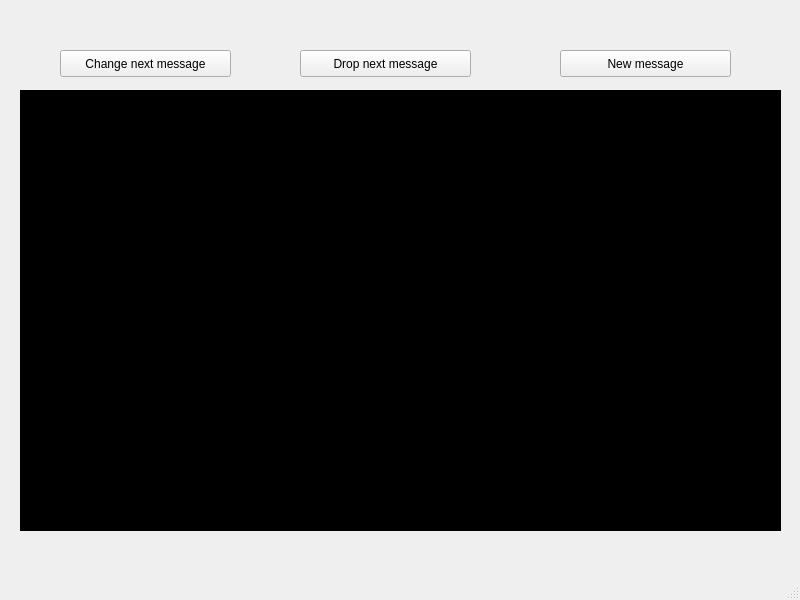
First picture: the form in HoneyPipe/netsoul.ui, repository anat/HoneyPipe, before the edit.
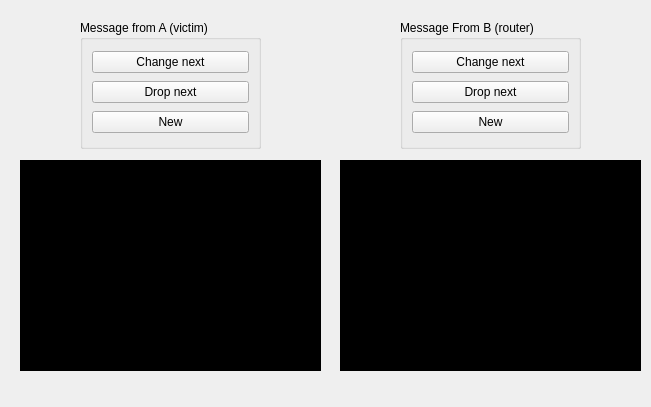
Second picture: the form after the edit.

```diff
--- a/HoneyPipe/netsoul.ui
+++ b/HoneyPipe/netsoul.ui
@@ -6,8 +6,8 @@
    <rect>
     <x>0</x>
     <y>0</y>
-    <width>800</width>
-    <height>600</height>
+    <width>651</width>
+    <height>407</height>
    </rect>
   </property>
   <property name="windowTitle">
@@ -17,13 +17,13 @@
    <bool>false</bool>
   </property>
   <widget class="QWidget" name="centralwidget">
-   <widget class="QPlainTextEdit" name="activity">
+   <widget class="QPlainTextEdit" name="activityA">
     <property name="geometry">
      <rect>
       <x>20</x>
-      <y>90</y>
-      <width>761</width>
-      <height>441</height>
+      <y>160</y>
+      <width>301</width>
+      <height>211</height>
      </rect>
     </property>
     <property name="font">
@@ -44,57 +44,106 @@
      <bool>false</bool>
     </property>
    </widget>
-   <widget class="QPushButton" name="changeMessage">
+   <widget class="QGroupBox" name="groupBox">
     <property name="geometry">
      <rect>
-      <x>60</x>
-      <y>50</y>
-      <width>171</width>
-      <height>27</height>
+      <x>80</x>
+      <y>20</y>
+      <width>181</width>
+      <height>129</height>
      </rect>
     </property>
-    <property name="text">
-     <string>Change next message</string>
+    <property name="title">
+     <string>Message from A (victim)</string>
     </property>
+    <layout class="QVBoxLayout" name="verticalLayout">
+     <item>
+      <widget class="QPushButton" name="changeMessageA">
+       <property name="text">
+        <string>Change next</string>
+       </property>
+      </widget>
+     </item>
+     <item>
+      <widget class="QPushButton" name="dropMessageA">
+       <property name="text">
+        <string>Drop next</string>
+       </property>
+      </widget>
+     </item>
+     <item>
+      <widget class="QPushButton" name="newMessageA">
+       <property name="text">
+        <string>New</string>
+       </property>
+      </widget>
+     </item>
+    </layout>
    </widget>
-   <widget class="QPushButton" name="dropMessage">
+   <widget class="QGroupBox" name="groupBox_2">
     <property name="geometry">
      <rect>
-      <x>300</x>
-      <y>50</y>
-      <width>171</width>
-      <height>27</height>
+      <x>400</x>
+      <y>20</y>
+      <width>181</width>
+      <height>129</height>
      </rect>
     </property>
-    <property name="text">
-     <string>Drop next message</string>
+    <property name="title">
+     <string>Message From B (router)</string>
     </property>
+    <layout class="QVBoxLayout" name="verticalLayout_2">
+     <item>
+      <widget class="QPushButton" name="changeMessageB">
+       <property name="text">
+        <string>Change next</string>
+       </property>
+      </widget>
+     </item>
+     <item>
+      <widget class="QPushButton" name="dropMessageB">
+       <property name="text">
+        <string>Drop next</string>
+       </property>
+      </widget>
+     </item>
+     <item>
+      <widget class="QPushButton" name="newMessageB">
+       <property name="text">
+        <string>New</string>
+       </property>
+      </widget>
+     </item>
+    </layout>
    </widget>
-   <widget class="QPushButton" name="newMessage">
+   <widget class="QPlainTextEdit" name="activityB">
     <property name="geometry">
      <rect>
-      <x>560</x>
-      <y>50</y>
-      <width>171</width>
-      <height>27</height>
+      <x>340</x>
+      <y>160</y>
+      <width>301</width>
+      <height>211</height>
      </rect>
     </property>
-    <property name="text">
-     <string>New message</string>
+    <property name="font">
+     <font>
+      <pointsize>9</pointsize>
+     </font>
     </property>
+    <property name="styleSheet">
+     <string notr="true">background-color: black; color:#00FF00;</string>
+    </property>
+    <property name="documentTitle">
+     <string/>
+    </property>
+    <property name="plainText">
+     <string/>
+    </property>
+    <property name="backgroundVisible">
+     <bool>false</bool>
+    </property>
    </widget>
   </widget>
-  <widget class="QMenuBar" name="menubar">
-   <property name="geometry">
-    <rect>
-     <x>0</x>
-     <y>0</y>
-     <width>800</width>
-     <height>25</height>
-    </rect>
-   </property>
-  </widget>
-  <widget class="QStatusBar" name="statusbar"/>
  </widget>
  <resources/>
  <connections/>
```
